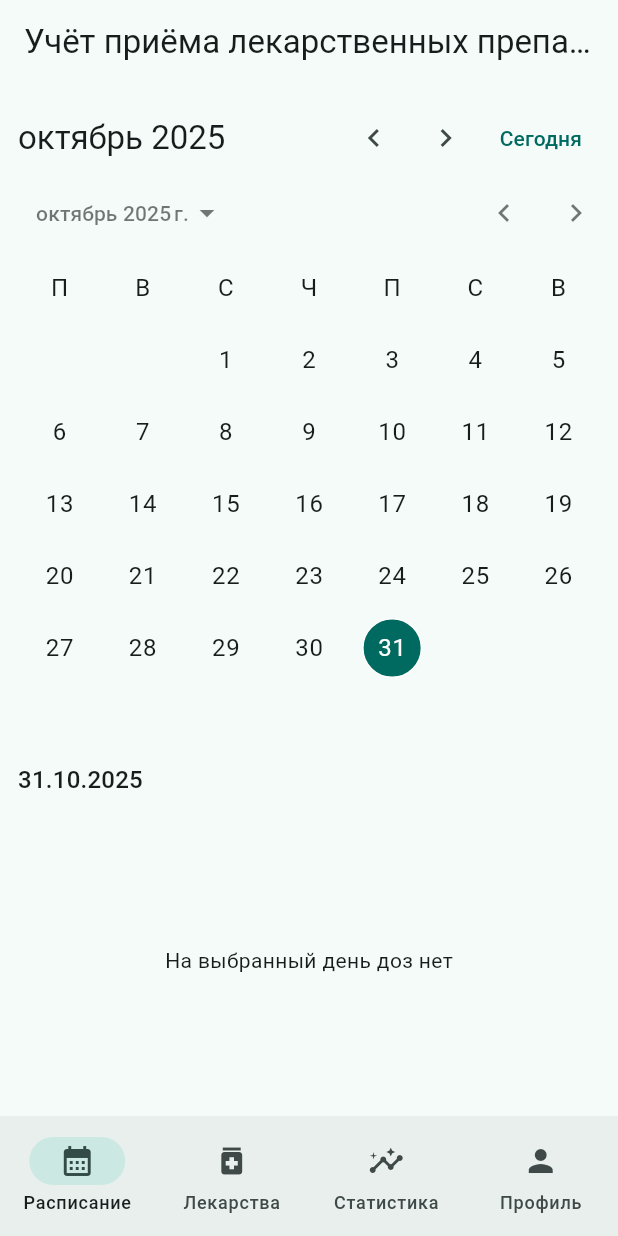
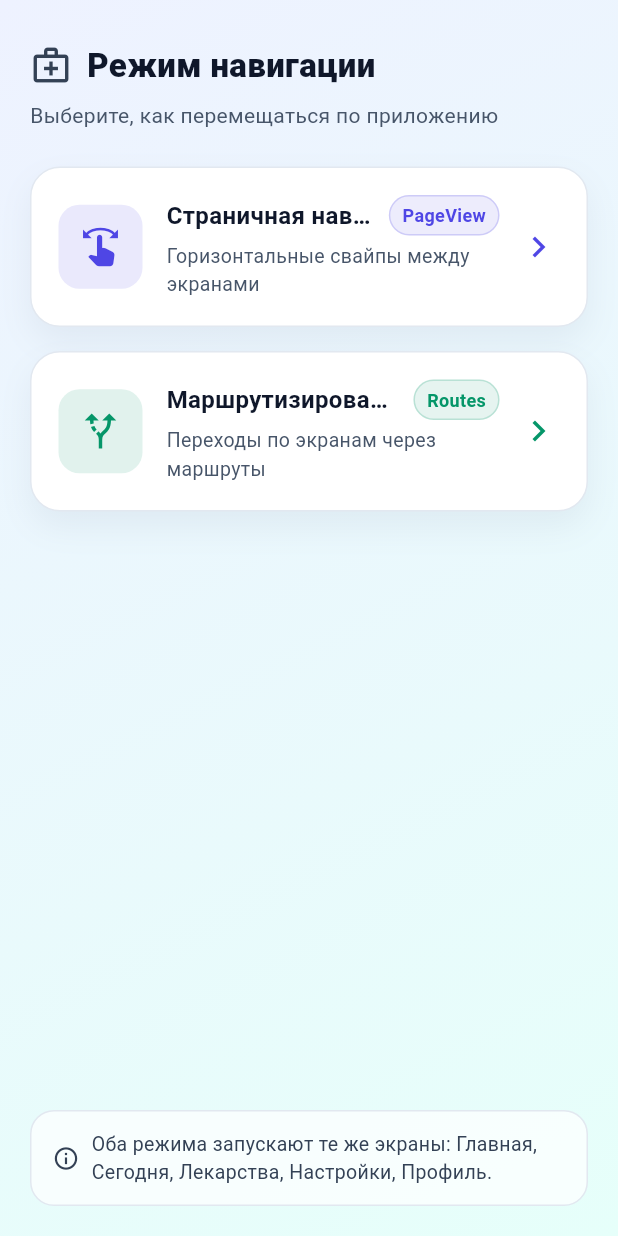
Before and after one commit to InitGvdSelf/RKPM_5, a Flutter app: the screen it shows after launch, on a phone screen of 412 x 824 dp. Run offline on Flutter 3.47's test engine with Material 3 defaults, Android fonts, the phone set to English and light mode, and no system bars; our stand-ins replace cached_network_image, flutter_cache_manager, go_router, shared_preferences; accounts and stored records are empty; network calls fail.

Commit message:
Добавлена практика 7: выбор типа навигации и pushReplacementNamed

```diff
--- /dev/null
+++ b/lib/app_router.dart
@@ -0,0 +1,23 @@
+import 'package:flutter/material.dart';
+import 'package:go_router/go_router.dart';
+import 'package:rkpm_5/features/meds/screens/navigation_choice_screen.dart';
+import 'package:rkpm_5/features/meds/state/meds_container.dart';
+import 'package:rkpm_5/features/meds/screens/pageview_navigation_screen.dart';
+
+final GoRouter appRouter = GoRouter(
+  initialLocation: '/',
+  routes: [
+    GoRoute(
+      path: '/',
+      builder: (context, state) => const NavigationChoiceScreen(),
+    ),
+    GoRoute(
+      path: '/app',
+      builder: (context, state) => const MedsContainer(),
+    ),
+    GoRoute(
+      path: '/pageview',
+      builder: (context, state) => const PageViewNavigationScreen(),
+    ),
+  ],
+);
--- /dev/null
+++ b/lib/features/meds/screens/navigation_choice_screen.dart
@@ -0,0 +1,199 @@
+import 'package:flutter/material.dart';
+import 'package:rkpm_5/features/meds/state/meds_container.dart';
+
+class NavigationChoiceScreen extends StatelessWidget {
+  const NavigationChoiceScreen({super.key});
+
+  @override
+  Widget build(BuildContext context) {
+    final bg = const LinearGradient(
+      begin: Alignment.topLeft,
+      end: Alignment.bottomRight,
+      colors: [Color(0xFFEEF2FF), Color(0xFFE6FFFA)],
+    );
+
+    return Scaffold(
+      body: Container(
+        decoration: BoxDecoration(gradient: bg),
+        child: SafeArea(
+          child: Padding(
+            padding: const EdgeInsets.fromLTRB(20, 28, 20, 20),
+            child: Column(
+              crossAxisAlignment: CrossAxisAlignment.stretch,
+              children: [
+                Row(
+                  children: const [
+                    Icon(Icons.medical_services_outlined, size: 28, color: Color(0xFF334155)),
+                    SizedBox(width: 10),
+                    Text('Режим навигации', style: TextStyle(fontSize: 22, fontWeight: FontWeight.w800, color: Color(0xFF0F172A))),
+                  ],
+                ),
+                const SizedBox(height: 8),
+                const Text('Выберите, как перемещаться по приложению', style: TextStyle(fontSize: 14, color: Color(0xFF475569))),
+                const SizedBox(height: 24),
+                _NavCard(
+                  accent: const Color(0xFF4F46E5),
+                  icon: Icons.swipe,
+                  title: 'Страничная навигация',
+                  subtitle: 'Горизонтальные свайпы между экранами',
+                  badge: 'PageView',
+                  onTap: () {
+                    Navigator.of(context).push(
+                      MaterialPageRoute(
+                        builder: (_) => const MedsContainer(navMode: MedsNavMode.pageView),
+                      ),
+                    );
+                  },
+                ),
+                const SizedBox(height: 16),
+                _NavCard(
+                  accent: const Color(0xFF059669),
+                  icon: Icons.alt_route,
+                  title: 'Маршрутизированная навигация',
+                  subtitle: 'Переходы по экранам через маршруты',
+                  badge: 'Routes',
+                  onTap: () {
+                    Navigator.of(context).push(
+                      MaterialPageRoute(
+                        builder: (_) => const MedsContainer(navMode: MedsNavMode.routes),
+                      ),
+                    );
+                  },
+                ),
+                const Spacer(),
+                Container(
+                  padding: const EdgeInsets.symmetric(horizontal: 14, vertical: 12),
+                  decoration: BoxDecoration(
+                    color: Colors.white.withOpacity(0.7),
+                    borderRadius: BorderRadius.circular(16),
+                    border: Border.all(color: const Color(0xFFE2E8F0)),
+                  ),
+                  child: Row(
+                    children: const [
+                      Icon(Icons.info_outline, size: 18, color: Color(0xFF334155)),
+                      SizedBox(width: 8),
+                      Expanded(
+                        child: Text(
+                          'Оба режима запускают те же экраны: Главная, Сегодня, Лекарства, Настройки, Профиль.',
+                          style: TextStyle(fontSize: 13, color: Color(0xFF334155)),
+                        ),
+                      ),
+                    ],
+                  ),
+                ),
+              ],
+            ),
+          ),
+        ),
+      ),
+    );
+  }
+}
+
+class _NavCard extends StatefulWidget {
+  final Color accent;
+  final IconData icon;
+  final String title;
+  final String subtitle;
+  final String badge;
+  final VoidCallback onTap;
+
+  const _NavCard({
+    required this.accent,
+    required this.icon,
+    required this.title,
+    required this.subtitle,
+    required this.badge,
+    required this.onTap,
+  });
+
+  @override
+  State<_NavCard> createState() => _NavCardState();
+}
+
+class _NavCardState extends State<_NavCard> with SingleTickerProviderStateMixin {
+  bool _hover = false;
+
+  @override
+  Widget build(BuildContext context) {
+    return MouseRegion(
+      onEnter: (_) => setState(() => _hover = true),
+      onExit: (_) => setState(() => _hover = false),
+      child: AnimatedScale(
+        duration: const Duration(milliseconds: 160),
+        scale: _hover ? 1.02 : 1.0,
+        child: InkWell(
+          onTap: widget.onTap,
+          borderRadius: BorderRadius.circular(20),
+          child: Container(
+            padding: const EdgeInsets.all(18),
+            decoration: BoxDecoration(
+              color: Colors.white,
+              borderRadius: BorderRadius.circular(20),
+              border: Border.all(color: const Color(0xFFE2E8F0)),
+              boxShadow: [
+                BoxShadow(
+                  color: const Color(0xFF94A3B8).withOpacity(0.15),
+                  blurRadius: 18,
+                  offset: const Offset(0, 10),
+                ),
+              ],
+            ),
+            child: Row(
+              children: [
+                Container(
+                  width: 56,
+                  height: 56,
+                  decoration: BoxDecoration(
+                    color: widget.accent.withOpacity(0.12),
+                    borderRadius: BorderRadius.circular(14),
+                  ),
+                  child: Icon(widget.icon, size: 28, color: widget.accent),
+                ),
+                const SizedBox(width: 16),
+                Expanded(
+                  child: Column(
+                    crossAxisAlignment: CrossAxisAlignment.start,
+                    children: [
+                      Row(
+                        children: [
+                          Flexible(
+                            child: Text(
+                              widget.title,
+                              style: const TextStyle(fontSize: 16, fontWeight: FontWeight.w700, color: Color(0xFF0F172A)),
+                              overflow: TextOverflow.ellipsis,
+                            ),
+                          ),
+                          const SizedBox(width: 8),
+                          Container(
+                            padding: const EdgeInsets.symmetric(horizontal: 8, vertical: 4),
+                            decoration: BoxDecoration(
+                              color: widget.accent.withOpacity(0.1),
+                              borderRadius: BorderRadius.circular(999),
+                              border: Border.all(color: widget.accent.withOpacity(0.2)),
+                            ),
+                            child: Text(
+                              widget.badge,
+                              style: TextStyle(fontSize: 12, fontWeight: FontWeight.w600, color: widget.accent),
+                            ),
+                          ),
+                        ],
+                      ),
+                      const SizedBox(height: 4),
+                      Text(
+                        widget.subtitle,
+                        style: const TextStyle(fontSize: 13, color: Color(0xFF475569)),
+                      ),
+                    ],
+                  ),
+                ),
+                const SizedBox(width: 12),
+                Icon(Icons.chevron_right, color: widget.accent, size: 28),
+              ],
+            ),
+          ),
+        ),
+      ),
+    );
+  }
+}
--- a/lib/main.dart
+++ b/lib/main.dart
@@ -2,7 +2,7 @@ import 'package:flutter/material.dart';
 import 'package:flutter_localizations/flutter_localizations.dart';
 import 'package:intl/date_symbol_data_local.dart';
 import 'package:rkpm_5/features/meds/state/image_service.dart';
-import 'package:rkpm_5/features/meds/state/meds_container.dart';
+import 'package:rkpm_5/app_router.dart';
 
 Future<void> main() async {
   WidgetsFlutterBinding.ensureInitialized();
@@ -16,9 +16,10 @@ class MyApp extends StatelessWidget {
 
   @override
   Widget build(BuildContext context) {
-    return MaterialApp(
+    return MaterialApp.router(
       debugShowCheckedModeBanner: false,
       title: 'Meds Tracker',
+      routerConfig: appRouter,
       localizationsDelegates: const [
         GlobalMaterialLocalizations.delegate,
         GlobalWidgetsLocalizations.delegate,
@@ -30,7 +31,6 @@ class MyApp extends StatelessWidget {
       ],
       locale: const Locale('ru', 'RU'),
       theme: ThemeData(useMaterial3: true, colorSchemeSeed: Colors.teal),
-      home: const MedsContainer(),
     );
   }
 }
```
